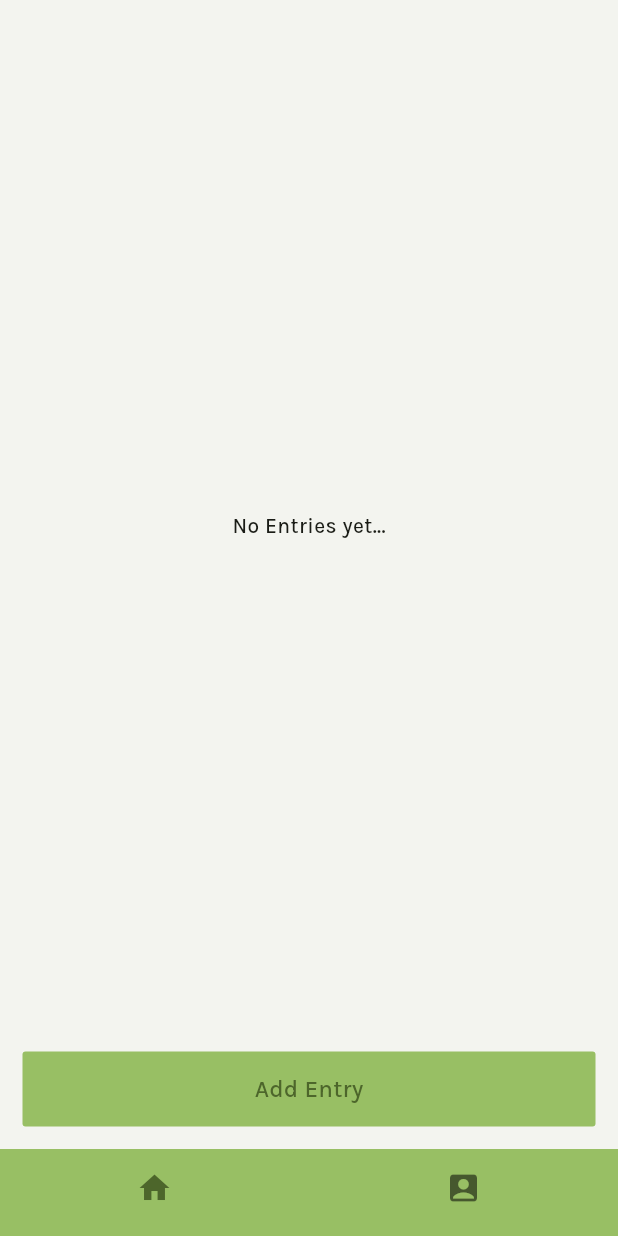
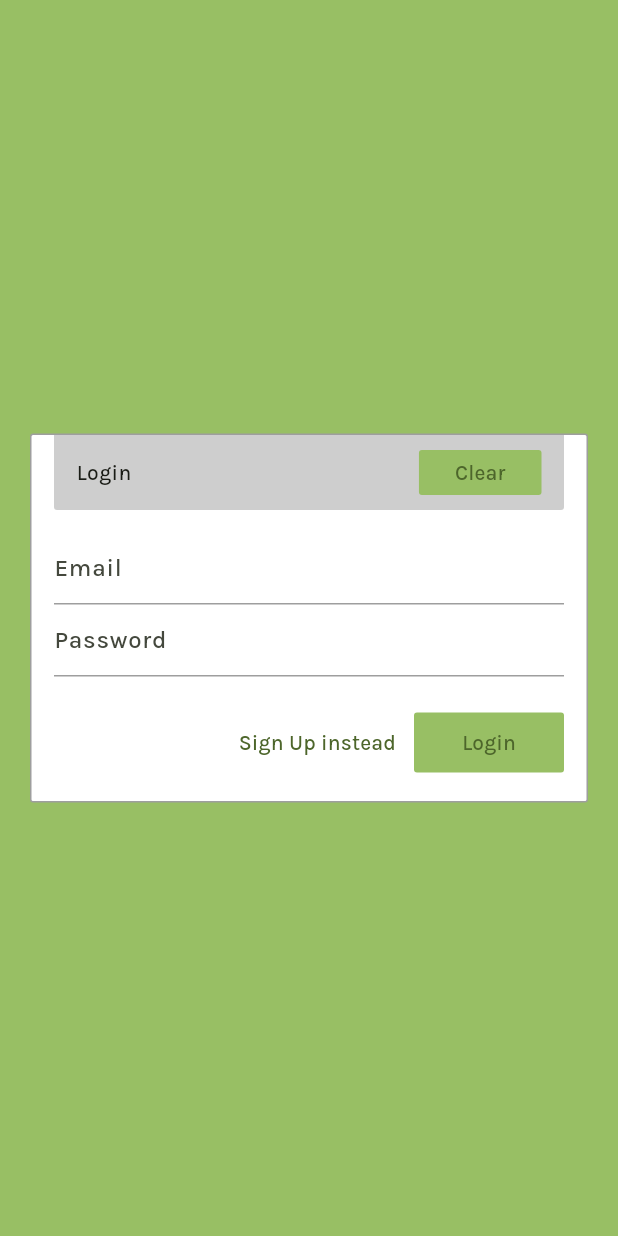
Before and after one commit to ThaveeshaDheerasekera/circle, a Flutter app: the screen it shows after launch, on a phone screen of 412 x 824 dp. Run offline on Flutter 3.47's test engine with Material 2 defaults, Android fonts, the phone set to English and light mode, and no system bars; our stand-ins replace firebase_auth, firebase_core, image_picker, photo_view; accounts and stored records are empty.

Commit message:
connected firebase authentication; partially completed UI of login page

```diff
--- a/circle/lib/main.dart
+++ b/circle/lib/main.dart
@@ -1,11 +1,16 @@
+import 'package:circle/configs/custom_colors.dart';
+import 'package:circle/firebase_options.dart';
+import 'package:circle/models/entries_model.dart';
+import 'package:circle/repositories/auth_repository.dart';
+import 'package:circle/screens/login_screen.dart';
+import 'package:circle/widget/global_widgets/bottom_nav_bar_widget.dart';
+import 'package:firebase_core/firebase_core.dart';
 import 'package:flutter/material.dart';
 import 'package:provider/provider.dart';
 
-import 'package:circle/configs/custom_colors.dart';
-import 'package:circle/models/entries_model.dart';
-import 'package:circle/widget/global_widgets/bottom_nav_bar_widget.dart';
-
-void main() {
+Future<void> main() async {
+  WidgetsFlutterBinding.ensureInitialized();
+  await Firebase.initializeApp(options: DefaultFirebaseOptions.currentPlatform);
   runApp(const MyApp());
 }
 
@@ -17,6 +22,7 @@ class MyApp extends StatelessWidget {
     return MultiProvider(
       providers: [
         ChangeNotifierProvider(create: (context) => EntriesModel()),
+        ChangeNotifierProvider(create: (context) => AuthRepository()),
       ],
       child: MaterialApp(
         debugShowCheckedModeBanner: false,
@@ -62,7 +68,16 @@ class MyApp extends StatelessWidget {
             ),
           ),
         ),
-        home: BottomNavBarWidget(),
+        home: StreamBuilder(
+          stream: AuthRepository().authStateChanges,
+          builder: (context, snapshot) {
+            if (snapshot.hasData) {
+              return BottomNavBarWidget();
+            } else {
+              return const LoginScreen();
+            }
+          },
+        ),
       ),
     );
   }
--- /dev/null
+++ b/circle/lib/repositories/auth_repository.dart
@@ -0,0 +1,34 @@
+import 'package:firebase_auth/firebase_auth.dart';
+import 'package:flutter/material.dart';
+
+class AuthRepository extends ChangeNotifier {
+  final FirebaseAuth _firebaseAuth = FirebaseAuth.instance;
+  User? get currentUSer => _firebaseAuth.currentUser;
+
+  Stream<User?> get authStateChanges => _firebaseAuth.authStateChanges();
+
+  Future<void> signInWithEmailAndPassword({
+    required String email,
+    required String password,
+  }) async {
+    await _firebaseAuth.signInWithEmailAndPassword(
+      email: email,
+      password: password,
+    );
+  }
+
+  Future<void> createUserWithEmailAndPassword({
+    required String email,
+    required String password,
+  }) async {
+    await _firebaseAuth.createUserWithEmailAndPassword(
+      email: email,
+      password: password,
+    );
+  }
+
+  Future<void> signOut() async {
+    await _firebaseAuth.signOut();
+    notifyListeners();
+  }
+}
--- a/circle/lib/screens/home_screen.dart
+++ b/circle/lib/screens/home_screen.dart
@@ -1,10 +1,11 @@
+import 'package:circle/models/entries_model.dart';
+import 'package:circle/repositories/auth_repository.dart';
+import 'package:circle/screens/manipulate_entry_screen.dart';
+import 'package:circle/widget/global_widgets/elevated_button_widget.dart';
+import 'package:circle/widget/home_screen_widgets/entry_widget.dart';
+import 'package:firebase_auth/firebase_auth.dart';
 import 'package:flutter/material.dart';
 import 'package:provider/provider.dart';
-
-import 'package:circle/models/entries_model.dart';
-import 'package:circle/widget/home_screen_widgets/entry_widget.dart';
-import 'package:circle/widget/global_widgets/elevated_button_widget.dart';
-import 'package:circle/screens/manipulate_entry_screen.dart';
 
 class HomeScreen extends StatefulWidget {
   const HomeScreen({super.key});
@@ -14,6 +15,12 @@ class HomeScreen extends StatefulWidget {
 }
 
 class _HomeScreenState extends State<HomeScreen> {
+  final User? user = AuthRepository().currentUSer;
+
+  Widget _userUid() {
+    return Text(user?.email ?? 'User email');
+  }
+
   @override
   void initState() {
     Provider.of<EntriesModel>(context, listen: false).fetchEntryList();
@@ -25,6 +32,7 @@ class _HomeScreenState extends State<HomeScreen> {
     return Padding(
       padding: const EdgeInsets.only(bottom: 15),
       child: Stack(
+        alignment: Alignment.bottomCenter,
         children: [
           Consumer<EntriesModel>(builder: (context, ref, child) {
             return RefreshIndicator(
@@ -69,9 +77,9 @@ class _HomeScreenState extends State<HomeScreen> {
           // Position the 'Add Entry' button
           // on the bottom of the page
           Positioned(
-            bottom: 0,
-            left: 0,
-            right: 0,
+            // bottom: 0,
+            // left: 0,
+            // right: 0,
             child: ElevatedButtonWidget(
               child: Text(
                 'Add Entry',
--- /dev/null
+++ b/circle/lib/screens/login_screen.dart
@@ -0,0 +1,145 @@
+import 'package:circle/configs/custom_colors.dart';
+import 'package:circle/repositories/auth_repository.dart';
+import 'package:circle/widget/global_widgets/elevated_button_widget.dart';
+import 'package:circle/widget/global_widgets/form_item_widget.dart';
+import 'package:circle/widget/global_widgets/text_field_widget.dart';
+import 'package:firebase_auth/firebase_auth.dart';
+import 'package:flutter/material.dart';
+
+class LoginScreen extends StatefulWidget {
+  const LoginScreen({super.key});
+
+  @override
+  State<LoginScreen> createState() => _LoginScreenState();
+}
+
+class _LoginScreenState extends State<LoginScreen> {
+  String? errorMessage = '';
+  bool isLogin = true;
+
+  final TextEditingController _emailController = TextEditingController();
+  final TextEditingController _passwordController = TextEditingController();
+
+  Future<void> _signInWithEmailAndPassword() async {
+    try {
+      await AuthRepository().signInWithEmailAndPassword(
+        email: _emailController.text,
+        password: _passwordController.text,
+      );
+    } on FirebaseAuthException catch (e) {
+      setState(() {
+        errorMessage = e.message;
+      });
+    }
+  }
+
+  Future<void> _createUserWithEmailAndPassword() async {
+    try {
+      await AuthRepository().createUserWithEmailAndPassword(
+        email: _emailController.text,
+        password: _passwordController.text,
+      );
+    } on FirebaseAuthException catch (e) {
+      setState(() {
+        errorMessage = e.message;
+      });
+    }
+  }
+
+  Widget _errorMessage() {
+    return Container(
+      margin: EdgeInsets.only(bottom: 20),
+      padding: EdgeInsets.symmetric(horizontal: 10, vertical: 5),
+      decoration: BoxDecoration(
+        color: Colors.grey.withOpacity(0.2),
+        borderRadius: BorderRadius.circular(2),
+      ),
+      width: double.infinity,
+      child: Text(
+        'Error: $errorMessage',
+        textAlign: TextAlign.center,
+        style: TextStyle(
+          color: Theme.of(context).primaryColor,
+        ),
+      ),
+    );
+  }
+
+  Widget _submitButton() {
+    return ElevatedButtonWidget(
+      child: Text(isLogin ? 'Login' : 'Sign Up'),
+      width: 100,
+      height: 40,
+      borderRadius: 2,
+      onPressed: isLogin
+          ? _signInWithEmailAndPassword
+          : _createUserWithEmailAndPassword,
+    );
+  }
+
+  Widget _loginOrRegisterButton() {
+    return TextButton(
+      onPressed: () {
+        setState(() {
+          isLogin = !isLogin;
+          errorMessage = '';
+        });
+      },
+      child: Text(isLogin ? 'Sign Up instead' : 'Login instead'),
+    );
+  } //
+
+  @override
+  Widget build(BuildContext context) {
+    return Scaffold(
+      body: Container(
+        height: double.infinity,
+        width: double.infinity,
+        color: CustomColors.olive,
+        padding: const EdgeInsets.all(20),
+        child: Column(
+          crossAxisAlignment: CrossAxisAlignment.center,
+          mainAxisAlignment: MainAxisAlignment.center,
+          children: [
+            FormItemWidget(
+              title: isLogin ? 'Login' : 'Sign Up',
+              onPressed: () {
+                _emailController.clear();
+                _passwordController.clear();
+                setState(() {
+                  errorMessage = '';
+                });
+              },
+              child: Column(
+                children: [
+                  TextFieldWidget(
+                    hintText: 'Email',
+                    controller: _emailController,
+                    keyboardType: TextInputType.emailAddress,
+                    textCapitalization: TextCapitalization.none,
+                  ),
+                  TextFieldWidget(
+                    hintText: 'Password',
+                    obscureText: true,
+                    controller: _passwordController,
+                    // keyboardType: TextInputType.text,
+                    textCapitalization: TextCapitalization.none,
+                  ),
+                  const SizedBox(height: 20),
+                  errorMessage == '' ? const SizedBox() : _errorMessage(),
+                  Row(
+                    mainAxisAlignment: MainAxisAlignment.end,
+                    children: [
+                      _loginOrRegisterButton(),
+                      _submitButton(),
+                    ],
+                  ),
+                ],
+              ),
+            ),
+          ],
+        ),
+      ),
+    );
+  }
+}
--- a/circle/lib/widget/global_widgets/form_item_widget.dart
+++ b/circle/lib/widget/global_widgets/form_item_widget.dart
@@ -1,6 +1,5 @@
+import 'package:circle/widget/global_widgets/elevated_button_widget.dart';
 import 'package:flutter/material.dart';
-
-import 'package:circle/widget/global_widgets/elevated_button_widget.dart';
 
 class FormItemWidget extends StatelessWidget {
   const FormItemWidget({
--- a/circle/pubspec.yaml
+++ b/circle/pubspec.yaml
@@ -43,6 +43,10 @@ dependencies:
   image_picker: ^1.0.2
   http: ^1.1.0
   photo_view: ^0.14.0
+  firebase_core: ^2.16.0
+  firebase_database: ^10.2.6
+  cloud_firestore: ^4.9.2
+  firebase_auth: ^4.10.0
 
 dev_dependencies:
   flutter_test:
```
Also changed, not shown: circle/lib/screens/manipulate_entry_screen.dart (+55 -51 lines), circle/lib/screens/user_details_screen.dart (+16 -23 lines), circle/lib/firebase_options.dart (added), circle/lib/repositories/notes_repository.dart (added), circle/lib/services/firebase_realtime_db_services.dart (added), circle/pubspec.lock, 9 other files.
